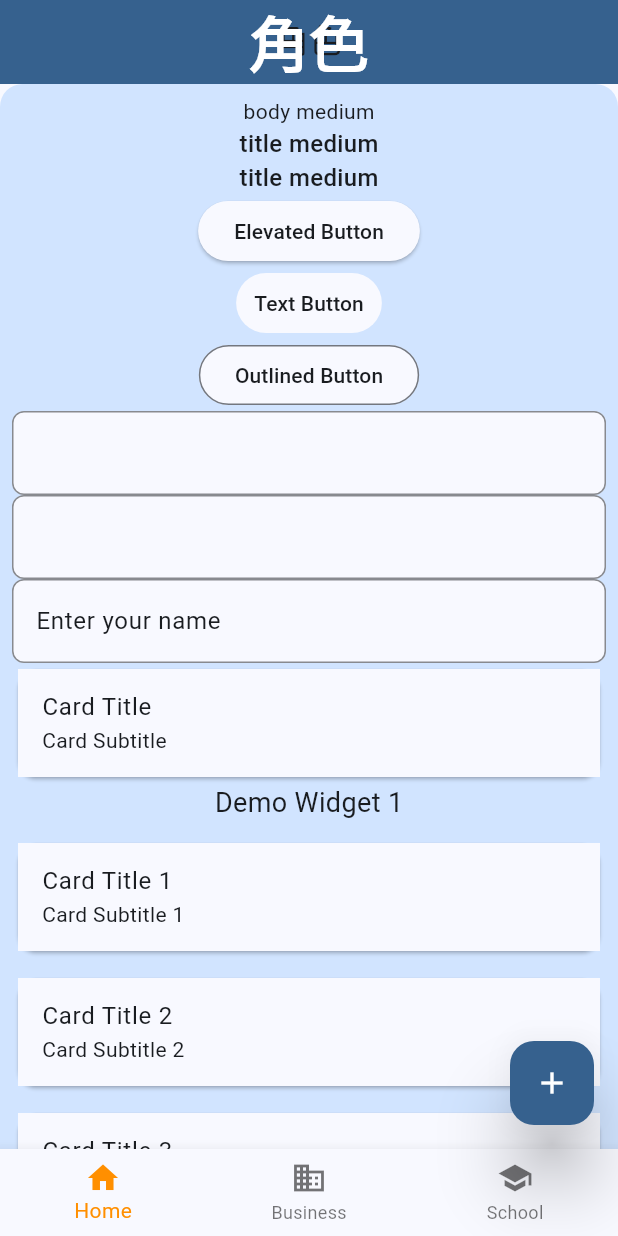
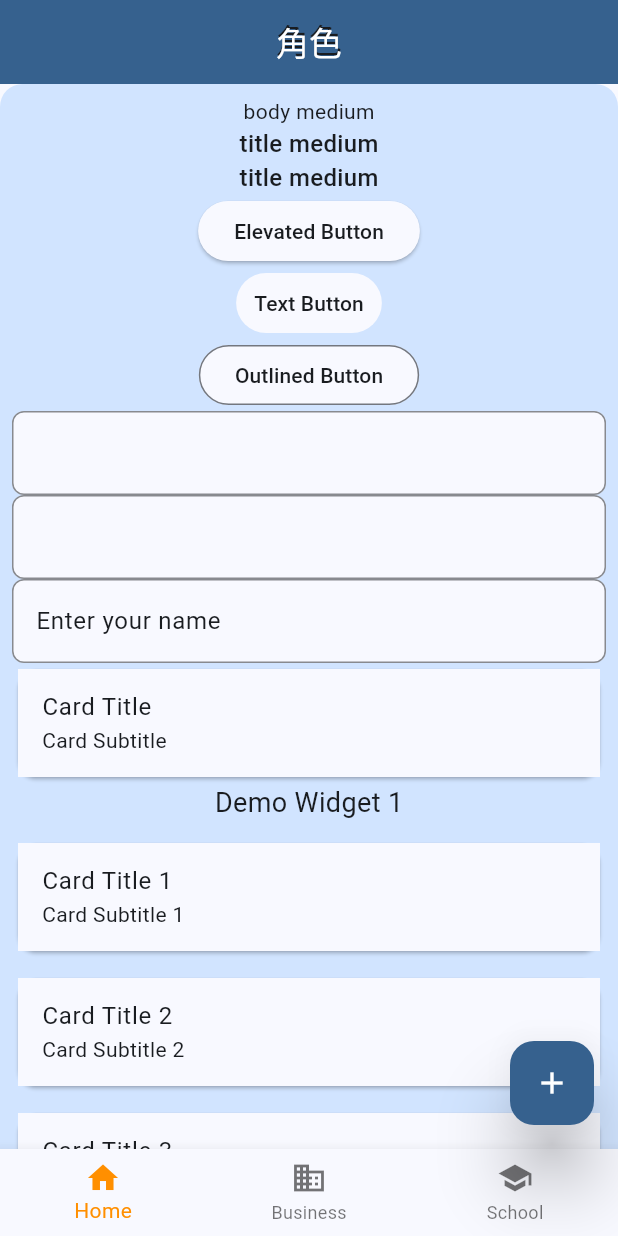
Before and after one commit to wesley990/demo_rpg, a Flutter app: the screen it shows after launch, on a phone screen of 412 x 824 dp. Run offline on Flutter 3.47's test engine with Material 3 defaults, Android fonts, the phone set to English and light mode, and no system bars; our stand-ins replace firebase_core; accounts and stored records are empty.

Commit message:
refactor: Update text styles in SampleScreen
This commit updates the text styles in the SampleScreen to use the new text theme defined in the AppTheme class. The 'body medium' and 'title medium' texts now use the 'bodyMedium' and 'titleMedium' styles respectively. This change ensures consistent styling throughout the application and improves code clarity.

```diff
--- a/lib/home/sample_screen.dart
+++ b/lib/home/sample_screen.dart
@@ -27,17 +27,17 @@ class SampleScreen extends StatelessWidget {
               child: Center(
                 child: Column(
                   children: [
-                    const Text(
+                    Text(
                       'body medium',
-                      style: AppTheme.bodyMedium,
+                      style: AppTheme.textTheme.bodyMedium,
                     ),
-                    const Text(
+                    Text(
                       'title medium',
-                      style: AppTheme.titleMedium,
+                      style: AppTheme.textTheme.titleMedium,
                     ),
-                    const Text(
+                    Text(
                       'title medium',
-                      style: AppTheme.titleMedium,
+                      style: AppTheme.textTheme.titleMedium,
                     ),
                     ElevatedButton(
                       onPressed: () {
--- a/lib/home/theme.dart
+++ b/lib/home/theme.dart
@@ -12,14 +12,14 @@ class AppTheme {
 
   /// Light theme configuration
   static final ThemeData lightTheme =
-      _getThemeData(_lightSeedColor, Brightness.light);
+      _buildTheme(_lightSeedColor, Brightness.light);
 
   /// Dark theme configuration
   static final ThemeData darkTheme =
-      _getThemeData(_darkSeedColor, Brightness.dark);
+      _buildTheme(_darkSeedColor, Brightness.dark);
 
   /// Helper method to generate ThemeData based on seed color and brightness
-  static ThemeData _getThemeData(Color seedColor, Brightness brightness) {
+  static ThemeData _buildTheme(Color seedColor, Brightness brightness) {
     final colorScheme = ColorScheme.fromSeed(
       seedColor: seedColor,
       brightness: brightness,
@@ -59,85 +59,56 @@ class AppTheme {
       appBarTheme: _appBarTheme(colorScheme),
       inputDecorationTheme: _inputDecorationTheme(colorScheme),
       extensions: [
-        containerTheme(colorScheme),
+        ContainerTheme(
+          defaultPadding: const EdgeInsets.all(8.0),
+          defaultMargin: EdgeInsets.zero,
+          defaultBorderRadius: BorderRadius.circular(15.0),
+          defaultColor: colorScheme.primaryContainer,
+        ),
       ],
     );
   }
 
-  /// Predefined Container Theme
-  static ContainerTheme containerTheme(ColorScheme colorScheme) =>
-      ContainerTheme(
-        defaultPadding: const EdgeInsets.all(8.0),
-        defaultMargin: const EdgeInsets.all(0.0),
-        defaultBorderRadius: BorderRadius.circular(15.0),
-        defaultColor: colorScheme.primaryContainer,
+  // Text styles
+  static const textTheme = TextTheme(
+    displayLarge: TextStyle(fontSize: 57, fontWeight: FontWeight.normal),
+    displayMedium: TextStyle(fontSize: 45, fontWeight: FontWeight.normal),
+    displaySmall: TextStyle(fontSize: 36, fontWeight: FontWeight.normal),
+    headlineLarge: TextStyle(fontSize: 32, fontWeight: FontWeight.normal),
+    headlineMedium: TextStyle(fontSize: 28, fontWeight: FontWeight.normal),
+    headlineSmall: TextStyle(fontSize: 24, fontWeight: FontWeight.normal),
+    titleLarge: TextStyle(fontSize: 22, fontWeight: FontWeight.normal),
+    titleMedium: TextStyle(fontSize: 16, fontWeight: FontWeight.w500),
+    titleSmall: TextStyle(fontSize: 14, fontWeight: FontWeight.w500),
+    bodyLarge: TextStyle(fontSize: 16, fontWeight: FontWeight.normal),
+    bodyMedium: TextStyle(fontSize: 14, fontWeight: FontWeight.normal),
+    bodySmall: TextStyle(fontSize: 12, fontWeight: FontWeight.normal),
+    labelLarge: TextStyle(fontSize: 14, fontWeight: FontWeight.w500),
+    labelMedium: TextStyle(fontSize: 12, fontWeight: FontWeight.w500),
+    labelSmall: TextStyle(fontSize: 11, fontWeight: FontWeight.w500),
   );
 
-  // Text styles
-  static const TextStyle displayLarge =
-      TextStyle(fontSize: 57, fontWeight: FontWeight.normal);
-  static const TextStyle displayMedium =
-      TextStyle(fontSize: 45, fontWeight: FontWeight.normal);
-  static const TextStyle displaySmall =
-      TextStyle(fontSize: 36, fontWeight: FontWeight.normal);
-  static const TextStyle headlineLarge =
-      TextStyle(fontSize: 32, fontWeight: FontWeight.normal);
-  static const TextStyle headlineMedium =
-      TextStyle(fontSize: 28, fontWeight: FontWeight.normal);
-  static const TextStyle headlineSmall =
-      TextStyle(fontSize: 24, fontWeight: FontWeight.normal);
-  static const TextStyle titleLarge =
-      TextStyle(fontSize: 22, fontWeight: FontWeight.normal);
-  static const TextStyle titleMedium =
-      TextStyle(fontSize: 16, fontWeight: FontWeight.w500);
-  static const TextStyle titleSmall =
-      TextStyle(fontSize: 14, fontWeight: FontWeight.w500);
-  static const TextStyle bodyLarge =
-      TextStyle(fontSize: 16, fontWeight: FontWeight.normal);
-  static const TextStyle bodyMedium =
-      TextStyle(fontSize: 14, fontWeight: FontWeight.normal);
-  static const TextStyle bodySmall =
-      TextStyle(fontSize: 12, fontWeight: FontWeight.normal);
-  static const TextStyle labelLarge =
-      TextStyle(fontSize: 14, fontWeight: FontWeight.w500);
-  static const TextStyle labelMedium =
-      TextStyle(fontSize: 12, fontWeight: FontWeight.w500);
-  static const TextStyle labelSmall =
-      TextStyle(fontSize: 11, fontWeight: FontWeight.w500);
-
-  // Component InputDecorationTheme
-  static InputDecorationTheme _inputDecorationTheme(ColorScheme colorScheme) {
-    return InputDecorationTheme(
+  // Component themes
+  static InputDecorationTheme _inputDecorationTheme(ColorScheme colorScheme) =>
+      InputDecorationTheme(
         filled: true,
         fillColor: colorScheme.surface,
         border: OutlineInputBorder(
           borderRadius: BorderRadius.circular(8.0),
-        borderSide: BorderSide(
-          color: colorScheme.onSurface,
-        ),
+          borderSide: BorderSide(color: colorScheme.onSurface),
         ),
         focusedBorder: OutlineInputBorder(
           borderRadius: BorderRadius.circular(8.0),
-        borderSide: BorderSide(
-          color: colorScheme.primary,
-        ),
+          borderSide: BorderSide(color: colorScheme.primary),
         ),
         enabledBorder: OutlineInputBorder(
           borderRadius: BorderRadius.circular(8.0),
-        borderSide: BorderSide(
-          color: colorScheme.onSurface.withOpacity(0.5),
+          borderSide: BorderSide(color: colorScheme.onSurface.withOpacity(0.5)),
         ),
-      ),
-      labelStyle: TextStyle(
-        color: colorScheme.onSurface,
-      ),
-      hintStyle: TextStyle(
-        color: colorScheme.onSurface.withOpacity(0.5),
-      ),
+        labelStyle: TextStyle(color: colorScheme.onSurface),
+        hintStyle: TextStyle(color: colorScheme.onSurface.withOpacity(0.5)),
       );
-  }
 
-  // Updated theme methods
   static BadgeThemeData _badgeTheme(ColorScheme colorScheme) => BadgeThemeData(
         backgroundColor: colorScheme.secondary,
         textColor: colorScheme.onSecondary,
@@ -343,18 +314,10 @@ class AppTheme {
         backgroundColor: colorScheme.primary,
         foregroundColor: colorScheme.onPrimary,
         elevation: 0,
-        // toolbarHeight: 40,
-        titleTextStyle: TextStyle(
-          fontSize: 40,
-          fontWeight: FontWeight.bold,
-          color: colorScheme.onPrimary,
-        ),
-        iconTheme: IconThemeData(
-          color: colorScheme.onPrimary,
-        ),
-        actionsIconTheme: IconThemeData(
-          color: colorScheme.onPrimary,
-        ),
+        titleTextStyle:
+            textTheme.titleLarge?.copyWith(color: colorScheme.onPrimary),
+        iconTheme: IconThemeData(color: colorScheme.onPrimary),
+        actionsIconTheme: IconThemeData(color: colorScheme.onPrimary),
         centerTitle: true,
         systemOverlayStyle: SystemUiOverlayStyle(
           statusBarColor: colorScheme.primary,
@@ -370,7 +333,7 @@ class ContainerTheme extends ThemeExtension<ContainerTheme> {
   final BorderRadius defaultBorderRadius;
   final Color defaultColor;
 
-  ContainerTheme({
+  const ContainerTheme({
     required this.defaultPadding,
     required this.defaultMargin,
     required this.defaultBorderRadius,
@@ -438,14 +401,15 @@ class StyledContainer extends StatelessWidget {
   Widget build(BuildContext context) {
     final containerTheme = Theme.of(context).containerTheme;
 
-    return Container(
+    return Material(
+      elevation: elevation ?? 0,
+      borderRadius: borderRadius ?? containerTheme.defaultBorderRadius,
+      color: color ?? containerTheme.defaultColor,
+      child: Container(
         padding: padding ?? containerTheme.defaultPadding,
         margin: margin ?? containerTheme.defaultMargin,
-      decoration: BoxDecoration(
-        color: color ?? containerTheme.defaultColor,
-        borderRadius: borderRadius ?? containerTheme.defaultBorderRadius,
+        child: child,
       ),
-      child: child,
     );
   }
 }
```
Lines whose indentation alone changed are shown as unchanged.
